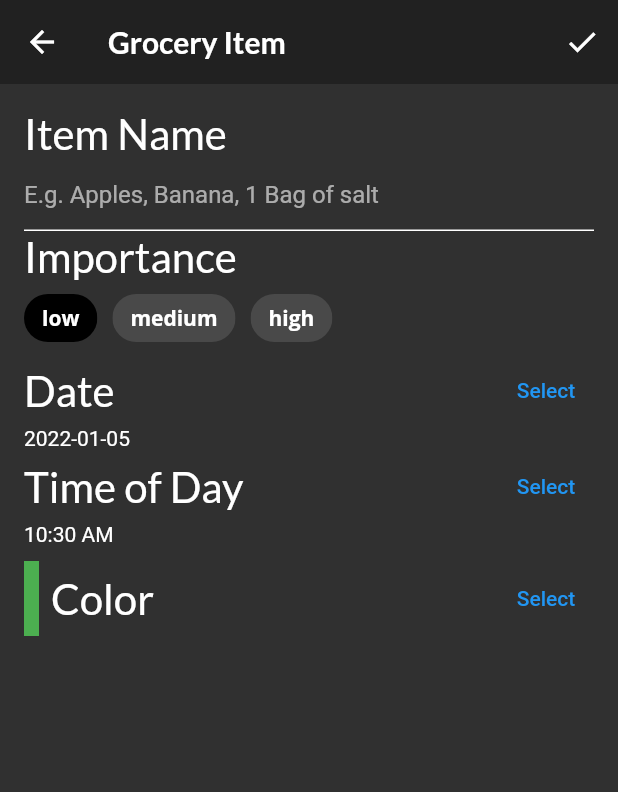
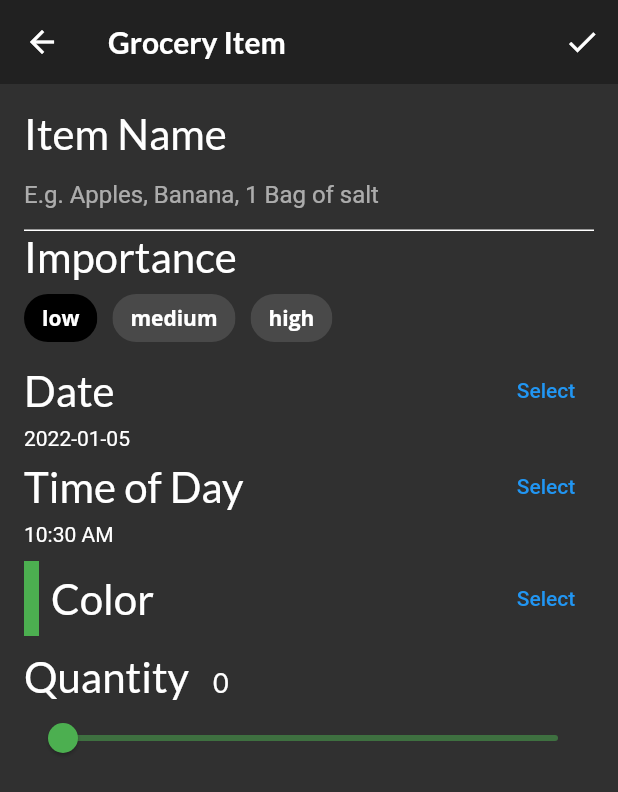
Before and after one commit to omelchenkoaleks/scrollable_widgets, a Flutter app: the screen it shows after launch, item 3 of the bottom bar chosen, after a tap on the "add" icon, on a phone screen of 412 x 824 dp. Shown: the top 792 px of the screen. Run offline on Flutter 3.47's test engine with Material 2 defaults, Android fonts, the phone set to English and light mode, and no system bars; our stand-ins replace flutter_colorpicker, google_fonts.

Commit message:
building a quantity widget with clider

```diff
--- a/lib/screens/grocery_item_screen.dart
+++ b/lib/screens/grocery_item_screen.dart
@@ -92,7 +92,8 @@ class _GroceryItemScreenState extends State<GroceryItemScreen> {
             buildTimeField(context),
             const SizedBox(height: 10.0),
             buildColorPicker(context),
-            // TODO 18: Add slider
+            const SizedBox(height: 10.0),
+            buildQuantityField(),
             // TODO: 19: Add Grocery Tile
           ],
         ),
@@ -294,6 +295,42 @@ class _GroceryItemScreenState extends State<GroceryItemScreen> {
     );
   }
 
-  // TODO: Add buildQuantityField()
-
+  Widget buildQuantityField() {
+    return Column(
+      crossAxisAlignment: CrossAxisAlignment.start,
+      children: [
+        Row(
+          crossAxisAlignment: CrossAxisAlignment.baseline,
+          textBaseline: TextBaseline.alphabetic,
+          children: [
+            Text(
+              'Quantity',
+              style: GoogleFonts.lato(fontSize: 28.0),
+            ),
+            const SizedBox(width: 16.0),
+            Text(
+              _currentSliderValue.toInt().toString(),
+              style: GoogleFonts.lato(fontSize: 18.0),
+            ),
+          ],
+        ),
+        Slider(
+          inactiveColor: _currentColor.withOpacity(0.5),
+          activeColor: _currentColor,
+          value: _currentSliderValue.toDouble(),
+          min: 0.0,
+          max: 100.0,
+          divisions: 100,
+          label: _currentSliderValue.toInt().toString(),
+          onChanged: (double value) {
+            setState(
+              () {
+                _currentSliderValue = value.toInt();
+              },
+            );
+          },
+        ),
+      ],
+    );
+  }
 }
```
